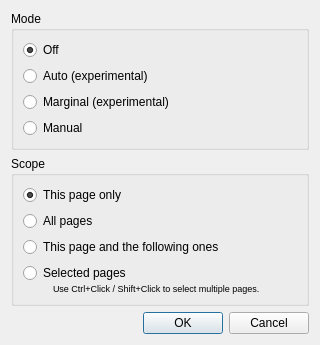
This is filters/output/ui/OutputChangeDewarpingDialog.ui in ImageProcessing-ElectronicPublications/scantailor-deviant as Qt 5 draws it before an edit. The edited form follows.
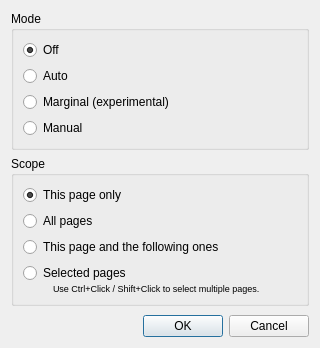
This is the edited form.

Commit message: Experimental UI for last stage of processing

```diff
--- a/filters/output/ui/OutputChangeDewarpingDialog.ui
+++ b/filters/output/ui/OutputChangeDewarpingDialog.ui
@@ -10,7 +10,7 @@
     <x>0</x>
     <y>0</y>
     <width>320</width>
-    <height>324</height>
+    <height>348</height>
    </rect>
   </property>
   <property name="windowTitle">
@@ -39,7 +39,7 @@
          <bool>true</bool>
         </property>
         <property name="text">
-         <string>Auto (experimental)</string>
+         <string>Auto</string>
         </property>
        </widget>
       </item>
```
Left out of the diff: 11 changed lines with no effect on the pictures. The commit also changes 6 other files.
